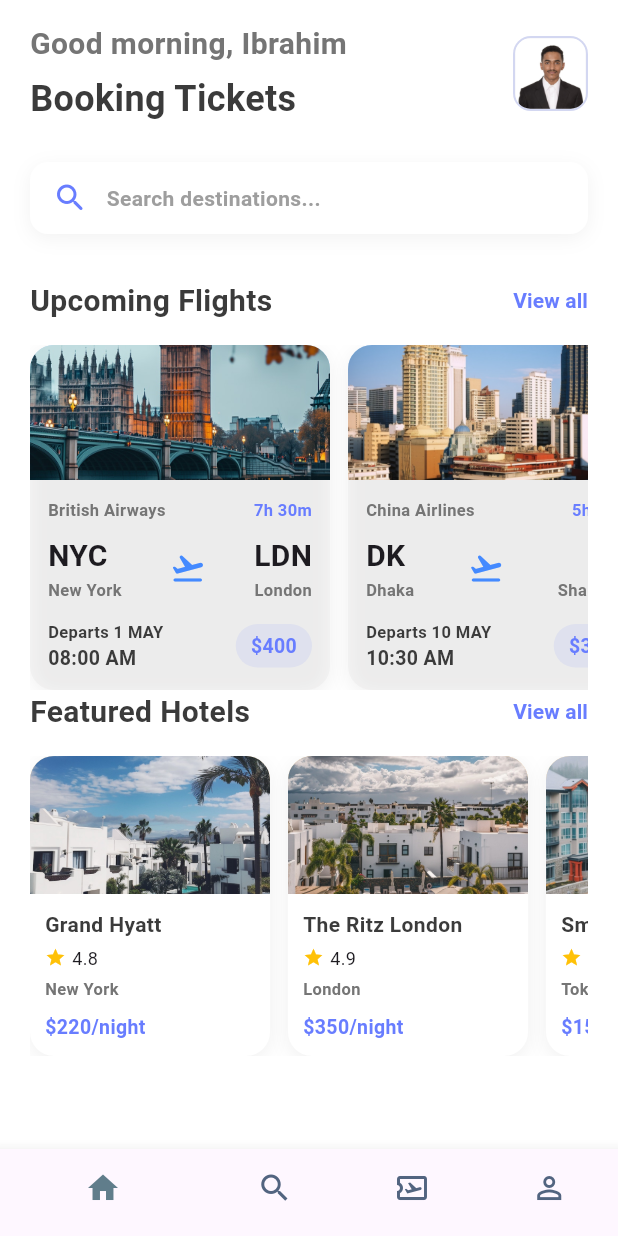
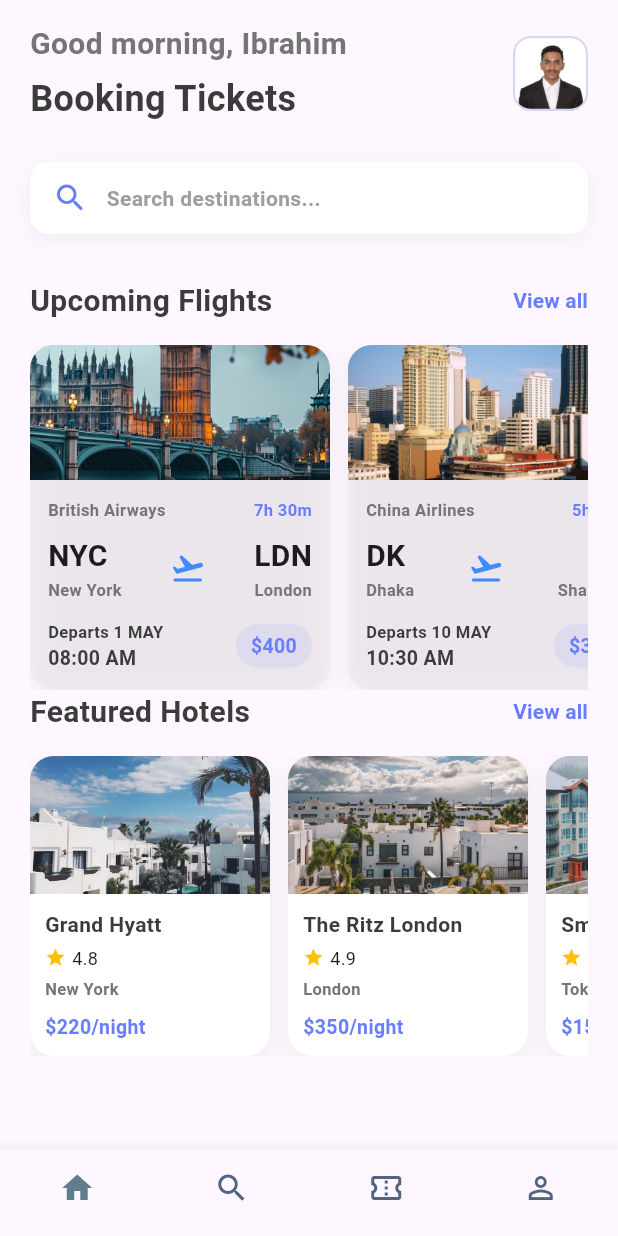
Before and after one commit to ibrahimupm232/flutterprojectLab3, a Flutter app: the screen it shows after launch, after a tap on "View all", on a phone screen of 412 x 824 dp. Run offline on Flutter 3.47's test engine with Material 3 defaults, Android fonts, the phone set to English and light mode, and no system bars; our stand-ins replace flutter_bloc.

Commit message:
New Version Added

```diff
--- a/lib/base/bottom_nav_block.dart
+++ b/lib/base/bottom_nav_block.dart
@@ -9,7 +9,9 @@ class NavItemSelected extends BottomNavEvent {
 
 abstract class BottomNavState {}
 
-class BottomNavInitial extends BottomNavState {}
+class BottomNavInitial extends BottomNavState {
+  final int selectedIndex = 0;
+}
 
 class BottomNavSelected extends BottomNavState {
   final int selectedIndex;
--- a/lib/base/bottom_navbar.dart
+++ b/lib/base/bottom_navbar.dart
@@ -1,36 +1,87 @@
 import 'package:flutter/material.dart';
 import 'package:flutter_bloc/flutter_bloc.dart';
 import 'bottom_nav_block.dart';
+import '../screens/home_screen.dart';
+import '../screens/search_screen.dart';
+import '../screens/tickets_screen.dart';
+import '../screens/profile_screen.dart';
 
 class BottomNavBar extends StatelessWidget {
-  const BottomNavBar({super.key});
+  const BottomNavBar({Key? key}) : super(key: key);
 
   @override
   Widget build(BuildContext context) {
-    return BlocBuilder<BottomNavBlock, BottomNavState>(
+    return BlocProvider(
+      create: (context) => BottomNavBlock(),
+      child: const _BottomNavBarView(),
+    );
+  }
+}
+
+class _BottomNavBarView extends StatelessWidget {
+  const _BottomNavBarView({Key? key}) : super(key: key);
+
+  static final List<Widget> _widgetOptions = <Widget>[
+    const HomeScreen(),
+    const SearchScreen(),
+    const TicketsScreen(),
+    const ProfileScreen(),
+  ];
+
+  @override
+  Widget build(BuildContext context) {
+    return Scaffold(
+      body: BlocBuilder<BottomNavBlock, BottomNavState>(
+        builder: (context, state) {
+          if (state is BottomNavSelected) {
+            return _widgetOptions[state.selectedIndex];
+          }
+          return _widgetOptions[0];
+        },
+      ),
+      bottomNavigationBar: BlocBuilder<BottomNavBlock, BottomNavState>(
         builder: (context, state) {
           int selectedIndex = 0;
           if (state is BottomNavSelected) {
             selectedIndex = state.selectedIndex;
+          } else if (state is BottomNavInitial) {
+            selectedIndex = state.selectedIndex;
           }
 
           return BottomNavigationBar(
-          items: const [
-            BottomNavigationBarItem(icon: Icon(Icons.home_outlined), activeIcon: Icon(Icons.home), label: 'Home'),
-            BottomNavigationBarItem(icon: Icon(Icons.search_outlined), activeIcon: Icon(Icons.search), label: 'Search'),
-            BottomNavigationBarItem(icon: Icon(Icons.airplane_ticket_outlined), activeIcon: Icon(Icons.airplane_ticket), label: 'Tickets'),
-            BottomNavigationBarItem(icon: Icon(Icons.person_outline), activeIcon: Icon(Icons.person), label: 'Profile'),
-          ],
             currentIndex: selectedIndex,
-          selectedItemColor: Colors.blueGrey,
-          unselectedItemColor: const Color(0xFF526480),
+            onTap: (index) => context.read<BottomNavBlock>().add(NavItemSelected(index)),
+            elevation: 10,
             showSelectedLabels: false,
             showUnselectedLabels: false,
-          onTap: (index) {
-            context.read<BottomNavBlock>().add(NavItemSelected(index));
-          },
+            selectedItemColor: Colors.blueGrey,
+            type: BottomNavigationBarType.fixed,
+            unselectedItemColor: const Color(0xFF526480),
+            items: const [
+              BottomNavigationBarItem(
+                icon: Icon(Icons.home_outlined),
+                activeIcon: Icon(Icons.home),
+                label: "Home",
+              ),
+              BottomNavigationBarItem(
+                icon: Icon(Icons.search_outlined),
+                activeIcon: Icon(Icons.search),
+                label: "Search",
+              ),
+              BottomNavigationBarItem(
+                icon: Icon(Icons.confirmation_number_outlined),
+                activeIcon: Icon(Icons.confirmation_number),
+                label: "Ticket",
+              ),
+              BottomNavigationBarItem(
+                icon: Icon(Icons.person_outline),
+                activeIcon: Icon(Icons.person),
+                label: "Profile",
+              ),
+            ],
           );
         },
+      ),
     );
   }
 }
--- a/lib/base/text_expansion_block.dart
+++ b/lib/base/text_expansion_block.dart
@@ -4,18 +4,15 @@ abstract class TextExpansionEvent {}
 
 class ToggleExpansion extends TextExpansionEvent {}
 
-abstract class TextExpansionState {}
-
-class TextExpansionInitial extends TextExpansionState {
+class TextExpansionState {
   final bool isExpanded;
-  TextExpansionInitial({this.isExpanded = false});
+  TextExpansionState(this.isExpanded);
 }
 
 class TextExpansionBlock extends Bloc<TextExpansionEvent, TextExpansionState> {
-  TextExpansionBlock() : super(TextExpansionInitial()) {
+  TextExpansionBlock() : super(TextExpansionState(false)) {
     on<ToggleExpansion>((event, emit) {
-      final currentState = state as TextExpansionInitial;
-      emit(TextExpansionInitial(isExpanded: !currentState.isExpanded));
+      emit(TextExpansionState(!state.isExpanded));
     });
   }
 }
--- a/pubspec.yaml
+++ b/pubspec.yaml
@@ -14,7 +14,7 @@ dependencies:
   flutter_bloc: ^8.1.3
   bloc: ^8.1.2
   cupertino_icons: ^1.0.8
-
+  fluentui_system_icons: ^1.1.195
 dev_dependencies:
   flutter_test:
     sdk: flutter
```
Also changed, not shown: lib/screens/hotel_details.dart (+3 -4 lines), lib/screens/profile_screen.dart (added, +150 -0 lines), lib/screens/search_screen.dart (added, +182 -0 lines), lib/screens/tickets_screen.dart (added, +174 -0 lines), pubspec.lock. Lines whose indentation alone changed are shown as unchanged.
